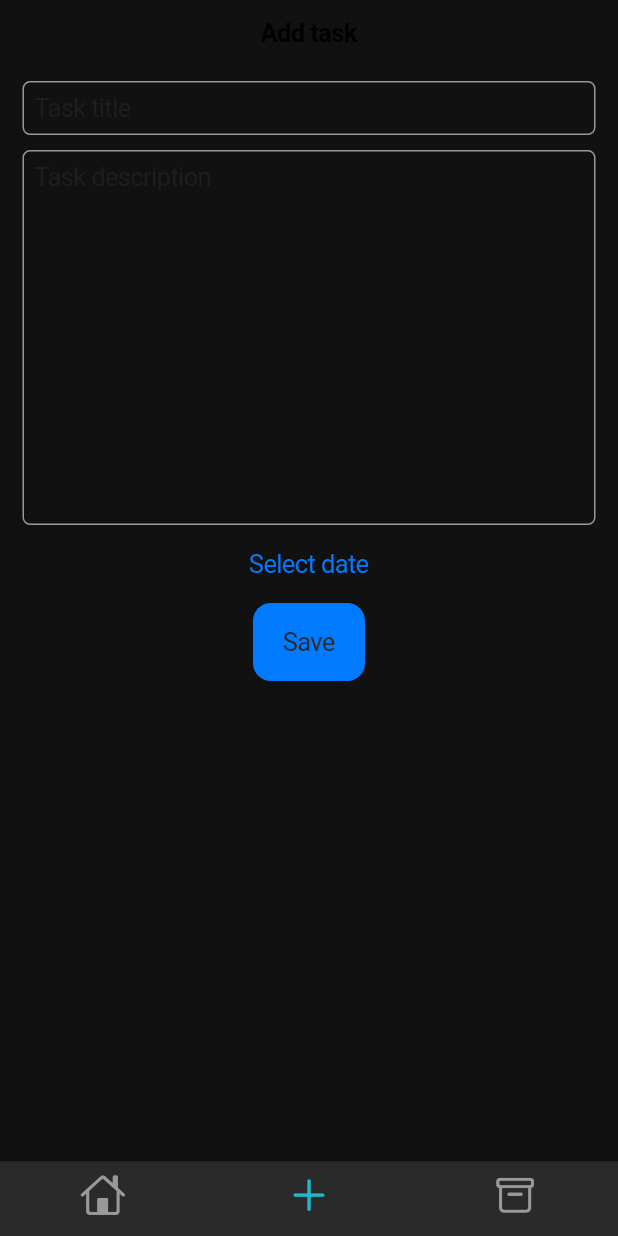
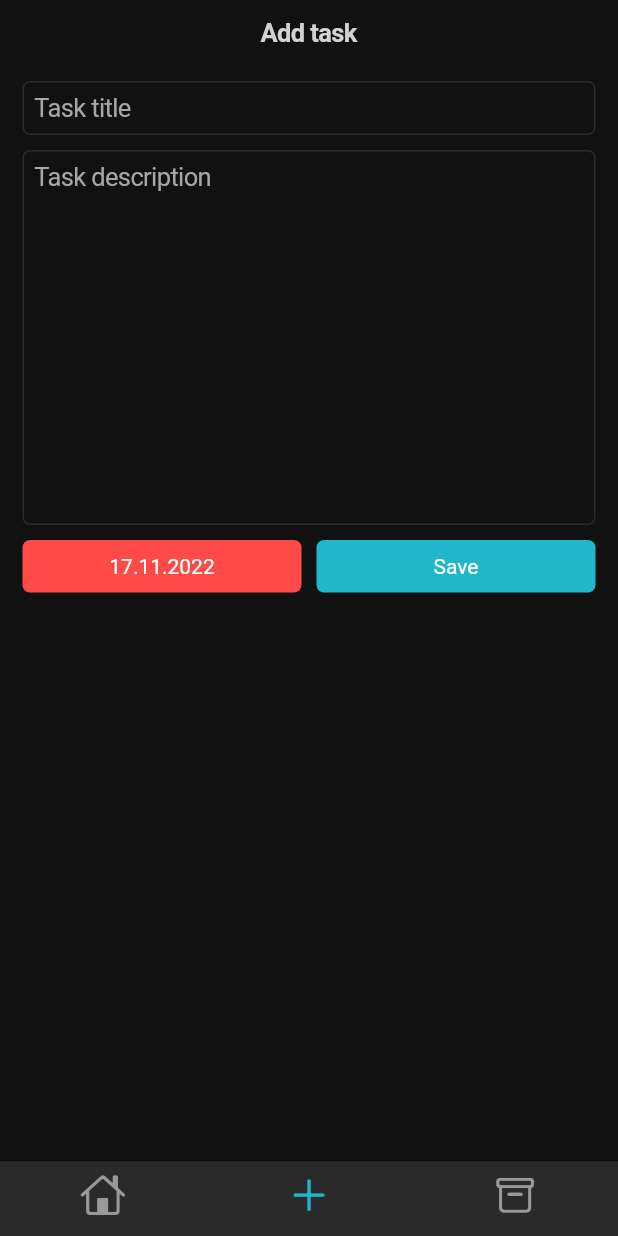
Before and after one commit to durbek03/to_do_app, a Flutter app: the screen it shows after launch, item 2 of the bottom bar chosen, on a phone screen of 412 x 824 dp. Run offline on Flutter 3.47's test engine with Material 2 defaults, Android fonts, the phone set to English and light mode, and no system bars; our stand-ins replace bloc, drift, flutter_bloc, flutter_slidable, fluttertoast; missing offline and left inert: diffutil_sliverlist; accounts and stored records are empty; generated files the repository leaves out were written again.

Commit message:
AddPage finished, toast added and home page search transition changed.

```diff
--- /dev/null
+++ b/lib/add_page/action_button.dart
@@ -0,0 +1,43 @@
+import 'package:flutter/cupertino.dart';
+import 'package:flutter/material.dart';
+import 'package:flutter/src/widgets/container.dart';
+import 'package:flutter/src/widgets/framework.dart';
+
+import '../utils/colors.dart';
+
+class ActionButton extends StatelessWidget {
+  const ActionButton(
+      {super.key,
+      required this.title,
+      required this.color,
+      required this.onTap});
+
+  final String title;
+  final Color color;
+  final Function onTap;
+
+  @override
+  Widget build(BuildContext context) {
+    return Material(
+      color: color,
+      borderRadius: BorderRadius.circular(5),
+      child: InkWell(
+        onTap: () {
+          onTap.call();
+        },
+        child: Container(
+          height: 35,
+          padding: EdgeInsets.all(5),
+          decoration: BoxDecoration(
+              color: Colors.transparent, borderRadius: BorderRadius.circular(5)),
+          child: Center(
+            child: Text(
+              title,
+              style: TextStyle(color: Colors.white),
+            ),
+          ),
+        ),
+      ),
+    );
+  }
+}
--- a/lib/add_page/add_page.dart
+++ b/lib/add_page/add_page.dart
@@ -1,8 +1,12 @@
 import 'package:flutter/cupertino.dart';
 import 'package:flutter/material.dart';
 import 'package:flutter_bloc/flutter_bloc.dart';
+import 'package:fluttertoast/fluttertoast.dart';
+import 'package:intl/intl.dart';
+import 'package:to_do_app/add_page/action_button.dart';
 import 'package:to_do_app/domain_layer/app_database.dart';
 import 'package:to_do_app/domain_layer/task_repository.dart';
+import 'package:to_do_app/utils/colors.dart';
 
 class AddPage extends StatefulWidget {
   AddPage({Key? key}) : super(key: key);
@@ -13,16 +17,19 @@ class AddPage extends StatefulWidget {
 
 class _AddPageState extends State<AddPage> {
   final titleController = TextEditingController();
-
   final descrController = TextEditingController();
 
   DateTime selectedDate = DateTime.now();
+  final DateFormat formatter = DateFormat('dd.MM.yyyy');
 
   @override
   Widget build(BuildContext context) {
     return CupertinoPageScaffold(
-      navigationBar: const CupertinoNavigationBar(
-        middle: Text("Add task"),
+      navigationBar: CupertinoNavigationBar(
+        middle: Text(
+          "Add task",
+          style: TextStyle(color: dirtyWhite),
+        ),
       ),
       child: SafeArea(
         child: Padding(
@@ -30,6 +37,8 @@ class _AddPageState extends State<AddPage> {
           child: Column(
             children: [
               CupertinoTextField(
+                placeholderStyle: TextStyle(color: Color(brown200)),
+                style: TextStyle(color: Color(brown200)),
                 controller: titleController,
                 decoration: _getTextFieldDecoration(),
                 placeholder: "Task title",
@@ -40,6 +49,8 @@ class _AddPageState extends State<AddPage> {
               Container(
                 height: 250,
                 child: CupertinoTextField(
+                  placeholderStyle: TextStyle(color: Color(brown200)),
+                  style: TextStyle(color: Color(brown200)),
                   controller: descrController,
                   textAlignVertical: TextAlignVertical.top,
                   maxLines: null,
@@ -47,37 +58,8 @@ class _AddPageState extends State<AddPage> {
                   decoration: _getTextFieldDecoration(),
                 ),
               ),
-              CupertinoButton(
-                child: const Text("Select date"),
-                onPressed: () {
-                  _showDialog(
-                      context,
-                      CupertinoDatePicker(
-                        key: UniqueKey(),
-                        initialDateTime: selectedDate,
-                        mode: CupertinoDatePickerMode.date,
-                        onDateTimeChanged: (value) {
-                          setState(() {
-                            selectedDate = value;
-                          });
-                        },
-                      ));
-                },
-              ),
-              CupertinoButton.filled(
-                  child: Text("Save"),
-                  onPressed: () {
-                    var title = titleController.text;
-                    var descr = descrController.text;
-                    var date = selectedDate;
-                    if (title.isEmpty || descr.isEmpty) {
-                      return;
-                    } else {
-                      var rep = RepositoryProvider.of<TaskRepository>(context);
-                      rep.addTask(TaskCompanion.insert(
-                          title: title, description: descr, date: date));
-                    }
-                  })
+              const SizedBox(height: 10),
+              _getActionButtons(context)
             ],
           ),
         ),
@@ -85,18 +67,89 @@ class _AddPageState extends State<AddPage> {
     );
   }
 
+  Widget _getActionButtons(BuildContext context) {
+    return Row(
+      children: [
+        Expanded(
+            child: ActionButton(
+          title: formatter.format(selectedDate),
+          color: Color(red),
+          onTap: () {
+            _showDialog(
+              context,
+              CupertinoDatePicker(
+                mode: CupertinoDatePickerMode.date,
+                onDateTimeChanged: (value) {
+                  setState(() {
+                    selectedDate = value;
+                  });
+                },
+                key: UniqueKey(),
+              ),
+            );
+          },
+        )),
+        const SizedBox(width: 10),
+        Expanded(
+          child: ActionButton(
+            title: "Save",
+            color: Color(blue),
+            onTap: () {
+              FocusManager.instance.primaryFocus!.unfocus();
+
+              var title = titleController.text;
+              var descr = descrController.text;
+              var date = selectedDate;
+
+              if (title.isEmpty || descr.isEmpty) {
+                _showToast("Complete all fields", context);
+                return;
+              } else {
+                var rep = RepositoryProvider.of<TaskRepository>(context);
+                rep.addTask(TaskCompanion.insert(
+                    title: title, description: descr, date: date));
+                _showToast("Successfully saved", context);
+              }
+            },
+          ),
+        )
+      ],
+    );
+  }
+
   BoxDecoration _getTextFieldDecoration() {
     return BoxDecoration(
-        border: Border.all(width: 1, color: Color(0xFF999999)),
+        border: Border.all(width: 1, color: Color(brown500)),
         borderRadius: BorderRadius.circular(5));
+  }
+
+  void _showToast(String message, BuildContext context) {
+    var fToast = RepositoryProvider.of<FToast>(context);
+    fToast.removeCustomToast();
+
+    var toast = Container(
+      decoration: BoxDecoration(
+          color: Color(brown500), borderRadius: BorderRadius.circular(5)),
+      padding: EdgeInsets.all(15),
+      child: Text(
+        message,
+        style: TextStyle(color: dirtyWhite),
+      ),
+    );
+    fToast.showToast(
+        positionedToastBuilder: (context, child) => Positioned(
+              left: 0,
+              right: 0,
+              bottom: 60,
+              child: child,
+            ),
+        child: toast);
   }
 
   void _showDialog(BuildContext context, Widget child) {
     showCupertinoModalPopup<void>(
         context: context,
-        builder: (BuildContext context) => Container(
-            height: 210,
-            color: CupertinoColors.systemBackground.resolveFrom(context),
-            child: child));
+        builder: (BuildContext context) =>
+            Container(height: 210, color: Colors.white, child: child));
   }
 }
--- a/lib/domain_layer/task_dao.dart
+++ b/lib/domain_layer/task_dao.dart
@@ -21,6 +21,6 @@ class TaskDao extends DatabaseAccessor<AppDatabase> with _$TaskDaoMixin {
   }
 
   Stream<List<TaskData>> watchUncompletedTasks() {
-    return (select(task)..where((tbl) => tbl.completed.equals(false))).watch();
+    return (select(task)..where((tbl) => tbl.completed.equals(false))..orderBy([(table) => OrderingTerm.asc(table.date)])).watch();
   }
 }
--- a/lib/home_page/animated_search.dart
+++ b/lib/home_page/animated_search.dart
@@ -26,7 +26,7 @@ class AnimatedSearch extends StatelessWidget {
           child: Container(
             decoration: BoxDecoration(
                 color: Color(brown500),
-                borderRadius: BorderRadius.circular(12)),
+                borderRadius: BorderRadius.circular(5)),
             child: Row(children: const [
               SizedBox(width: 7),
               Icon(
--- a/lib/main.dart
+++ b/lib/main.dart
@@ -1,6 +1,7 @@
 import 'package:flutter/cupertino.dart';
 import 'package:flutter/material.dart';
 import 'package:flutter_bloc/flutter_bloc.dart';
+import 'package:fluttertoast/fluttertoast.dart';
 import 'package:to_do_app/domain_layer/app_database.dart';
 import 'package:to_do_app/domain_layer/task_repository.dart';
 import 'package:to_do_app/home_page/home_page.dart';
@@ -17,6 +18,13 @@ class RootApp extends StatelessWidget {
 
   @override
   Widget build(BuildContext context) {
+    return CupertinoApp(
+      theme: CupertinoThemeData(
+          barBackgroundColor: Color(brown700),
+          scaffoldBackgroundColor: Color(brown700),
+          primaryContrastingColor: Color(brown500)),
+      home: Builder(builder: (context) {
+        //Injecting repositories
         return MultiRepositoryProvider(
           providers: [
             RepositoryProvider(
@@ -25,14 +33,12 @@ class RootApp extends StatelessWidget {
             RepositoryProvider(
               create: (context) =>
                   TaskRepository(RepositoryProvider.of<AppDatabase>(context)),
+            ),
+            RepositoryProvider(
+              create: (context) => FToast().init(context),
             )
           ],
-      child: CupertinoApp(
-        theme: CupertinoThemeData(
-            barBackgroundColor: Color(brown700),
-            scaffoldBackgroundColor: Color(brown700),
-            primaryContrastingColor: Color(brown500)),
-        home: CupertinoTabScaffold(
+          child: CupertinoTabScaffold(
             tabBar: CupertinoTabBar(
               activeColor: Color(blue),
               items: const [
@@ -60,7 +66,8 @@ class RootApp extends StatelessWidget {
               return page;
             },
           ),
-      ),
+        );
+      }),
     );
   }
 }
--- a/lib/utils/colors.dart
+++ b/lib/utils/colors.dart
@@ -4,4 +4,5 @@ int brown700 = 0xFF111111;
 int brown500 = 0xFF2A2A2A;
 int brown200 = 0xFFA7A7A7;
 int blue = 0xFF21B7CA;
+int red = 0xFFFE4A49;
 Color dirtyWhite = const Color.fromARGB(255, 210, 210, 210);
--- a/pubspec.yaml
+++ b/pubspec.yaml
@@ -34,6 +34,8 @@ dependencies:
     sdk: flutter
   flutter_bloc: ^8.1.1
   flutter_slidable: ^2.0.0
+  fluttertoast: ^8.1.1
+  intl: ^0.17.0
   path: ^1.8.2
   path_provider: ^2.0.11
   sqlite3_flutter_libs: ^0.5.0
```
Also changed, not shown: lib/home_page/animated_list.dart (+8 -7 lines), lib/home_page/home_page.dart (+8 -6 lines), pubspec.lock. Lines whose indentation alone changed are shown as unchanged.
